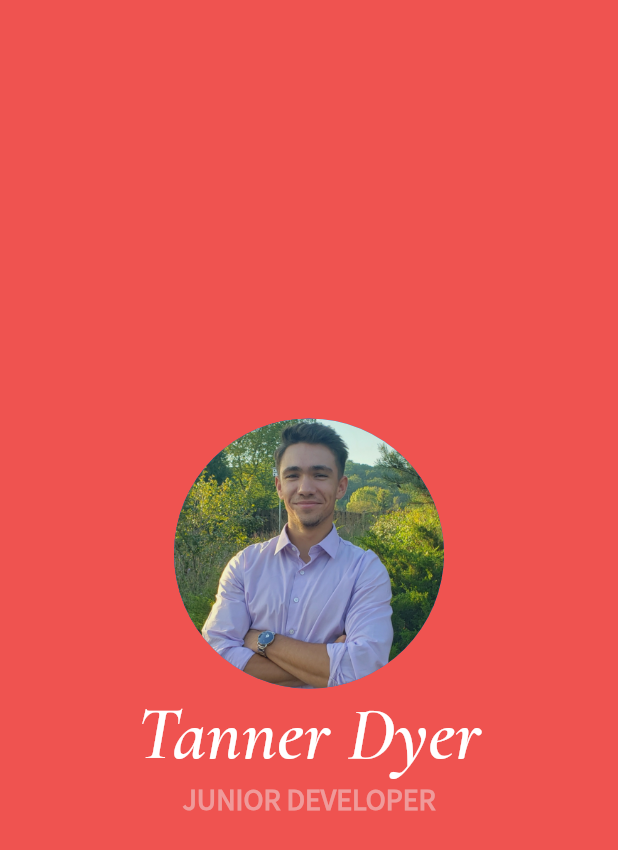
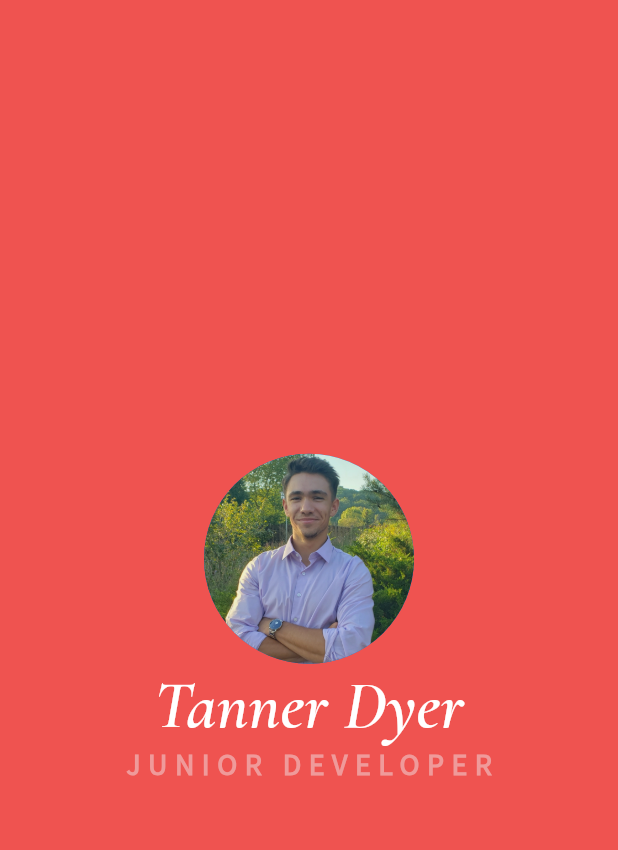
Before and after one commit to tddyer/biz-me, a Flutter app: the screen it shows after launch, on a phone screen of 412 x 824 dp. Shown: the top 850 px of the screen. Run offline on Flutter 3.47's test engine with Material 2 defaults, Android fonts, the phone set to English and light mode, and no system bars.

Commit message:
updated format of subtext and image size

```diff
--- a/lib/main.dart
+++ b/lib/main.dart
@@ -16,13 +16,13 @@ class MyApp extends StatelessWidget {
               mainAxisAlignment: MainAxisAlignment.center,
               children: <Widget>[
                 CircleAvatar(
-                  radius: 90.0,
+                  radius: 70.0,
                   backgroundImage: AssetImage('images/td_headshot.jpg'),
                 ),
                 Text(
                   'Tanner Dyer',
                   style: TextStyle(
-                    fontSize: 50.0,
+                    fontSize: 45.0,
                     fontFamily: 'Cormorant Garamond',
                     color: Colors.white,
                     fontWeight: FontWeight.bold,
@@ -33,6 +33,7 @@ class MyApp extends StatelessWidget {
                   style: TextStyle(
                     fontSize: 20.0,
                     fontWeight: FontWeight.bold,
+                    letterSpacing: 5.0,
                     color: Colors.red[200],
                     fontFamily: 'Source Sans Pro',
                   )
```
